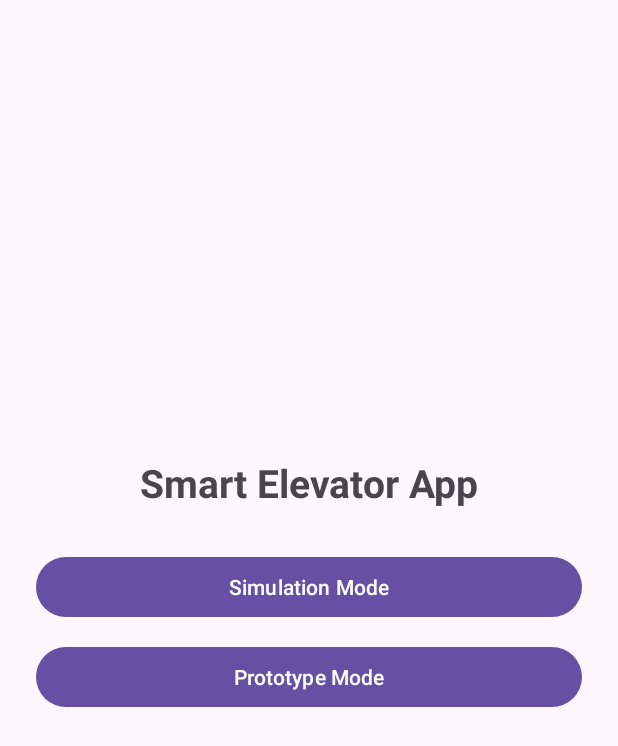
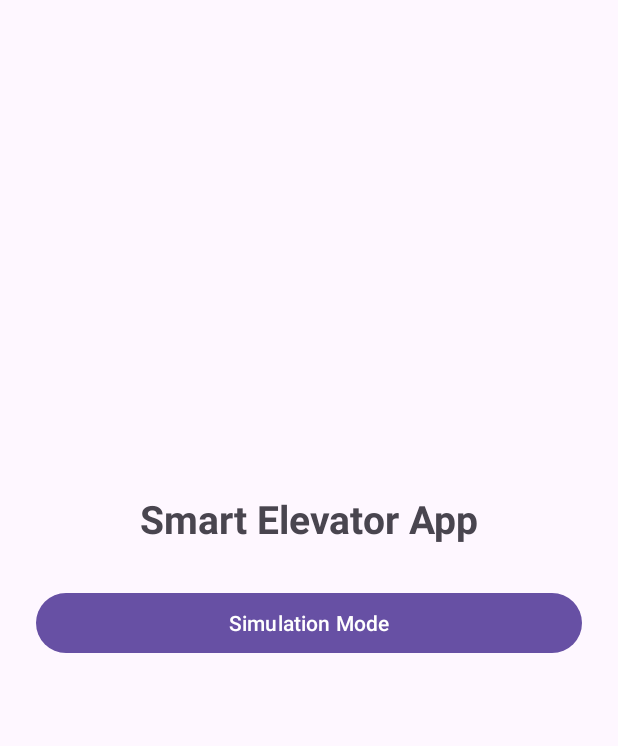
Before and after one commit to averythurston/Elevator_Smart_App, an Android app: the screen it shows after launch (LoginActivity), on a phone screen of 412 x 824 dp. Shown: the top 746 px of the screen. Run offline under Robolectric (Android 15) with nearby library versions, the phone set to English and light mode, and no system bars.

Commit message:
Only shows simulation mode

```diff
--- a/smart_app/app/src/main/java/com/example/smart_app/LoginActivity.kt
+++ b/smart_app/app/src/main/java/com/example/smart_app/LoginActivity.kt
@@ -18,7 +18,6 @@ class LoginActivity : AppCompatActivity() {
         setContentView(R.layout.activity_login)
 
         val btnSim = findViewById<Button>(R.id.btnSimulation)
-        val btnProto = findViewById<Button>(R.id.btnPrototype)
         val tvStatus = findViewById<TextView>(R.id.tvStatus)
 
         btnSim.setOnClickListener {
@@ -40,12 +39,5 @@ class LoginActivity : AppCompatActivity() {
                 }
             }
         }
-
-        btnProto.setOnClickListener {
-            val i = Intent(this, VisualSimulationActivity::class.java)
-            i.putExtra("mode", "prototype")
-            i.putExtra("floorCount", 5) // placeholder
-            startActivity(i)
-        }
     }
 }
--- a/smart_app/app/src/main/java/com/example/smart_app/PrototypeActivity.kt
+++ /dev/null
@@ -1,4 +0,0 @@
-package com.example.smart_app
-
-class PrototypeActivity {
-}
--- a/smart_app/app/src/main/res/layout/activity_login.xml
+++ b/smart_app/app/src/main/res/layout/activity_login.xml
@@ -21,12 +21,6 @@
         android:layout_height="wrap_content"
         android:layout_marginBottom="12dp"/>
 
-    <Button
-        android:id="@+id/btnPrototype"
-        android:text="Prototype Mode"
-        android:layout_width="match_parent"
-        android:layout_height="wrap_content"/>
-
     <TextView
         android:id="@+id/tvStatus"
         android:text=""
```
